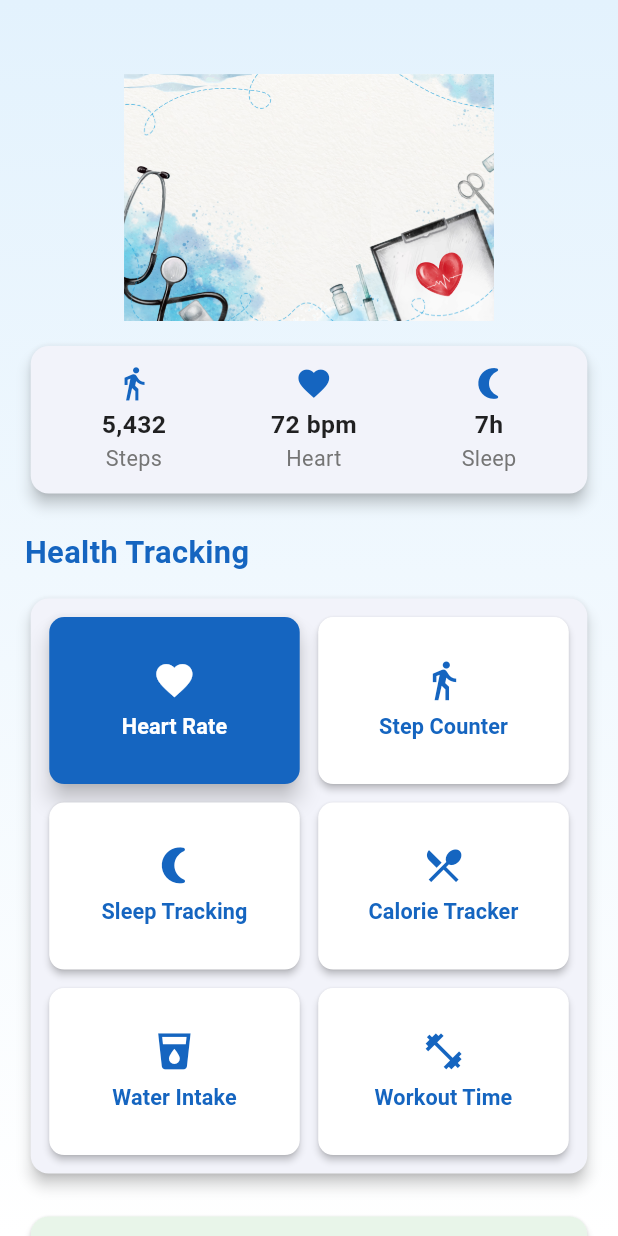
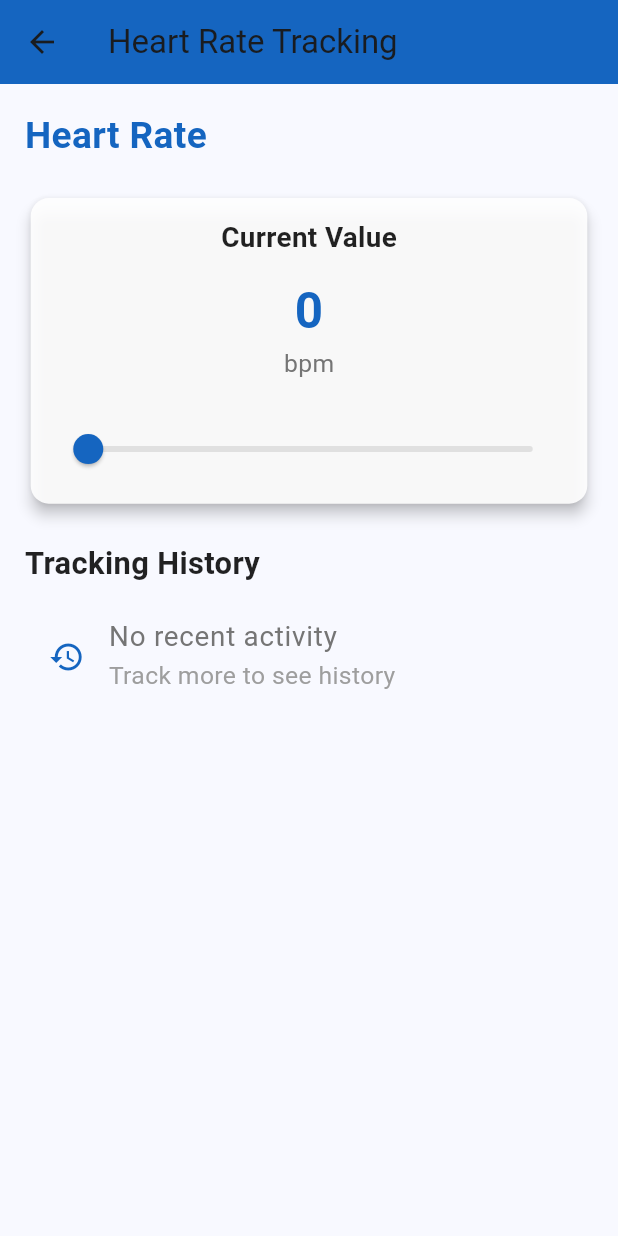
Before and after one commit to DharmikGohil013/Neural-Nexus, a Flutter app: the HomeContent widget shown alone on an empty page, opened directly, after a tap on "Heart Rate", on a phone screen of 412 x 824 dp. Run offline on Flutter 3.47's test engine with Material 3 defaults, Android fonts, the light colour scheme and no system bars.

Commit message:
fitness and home
go

```diff
--- /dev/null
+++ b/neural_nexus/lib/fitness.dart
@@ -0,0 +1,134 @@
+import 'package:flutter/material.dart';
+
+class FitnessPage extends StatefulWidget {
+  final String feature; // Parameter to identify which fitness feature was selected
+
+  const FitnessPage({super.key, required this.feature});
+
+  @override
+  _FitnessPageState createState() => _FitnessPageState();
+}
+
+class _FitnessPageState extends State<FitnessPage> {
+  double _value = 0.0; // Example value for tracking (e.g., steps, heart rate)
+
+  @override
+  Widget build(BuildContext context) {
+    return Scaffold(
+      appBar: AppBar(
+        title: Text('${widget.feature} Tracking'),
+        backgroundColor: Colors.blue.shade800,
+      ),
+      body: SafeArea(
+        child: SingleChildScrollView(
+          padding: EdgeInsets.all(MediaQuery.of(context).size.width * 0.04),
+          child: Column(
+            crossAxisAlignment: CrossAxisAlignment.start,
+            children: [
+              // Header
+              Text(
+                widget.feature,
+                style: TextStyle(
+                  fontSize: MediaQuery.of(context).size.width * 0.06,
+                  fontWeight: FontWeight.bold,
+                  color: Colors.blue.shade800,
+                ),
+              ),
+              SizedBox(height: MediaQuery.of(context).size.height * 0.025),
+              // Tracking Value Card
+              Card(
+                elevation: 4,
+                shape: RoundedRectangleBorder(borderRadius: BorderRadius.circular(12)),
+                color: Colors.white.withOpacity(0.9),
+                child: Padding(
+                  padding: EdgeInsets.all(MediaQuery.of(context).size.width * 0.03),
+                  child: Column(
+                    children: [
+                      Text(
+                        'Current Value',
+                        style: TextStyle(
+                          fontSize: MediaQuery.of(context).size.width * 0.045,
+                          fontWeight: FontWeight.bold,
+                          color: Colors.black87,
+                        ),
+                      ),
+                      SizedBox(height: MediaQuery.of(context).size.height * 0.015),
+                      Text(
+                        _value.toStringAsFixed(widget.feature == 'Heart Rate' ? 0 : 2),
+                        style: TextStyle(
+                          fontSize: MediaQuery.of(context).size.width * 0.08,
+                          fontWeight: FontWeight.bold,
+                          color: Colors.blue.shade800,
+                        ),
+                      ),
+                      if (widget.feature == 'Heart Rate')
+                        Text(
+                          'bpm',
+                          style: TextStyle(
+                            fontSize: MediaQuery.of(context).size.width * 0.04,
+                            color: Colors.grey.shade600,
+                          ),
+                        ),
+                      if (widget.feature == 'Step Counter')
+                        Text(
+                          'steps',
+                          style: TextStyle(
+                            fontSize: MediaQuery.of(context).size.width * 0.04,
+                            color: Colors.grey.shade600,
+                          ),
+                        ),
+                      SizedBox(height: MediaQuery.of(context).size.height * 0.025),
+                      Slider(
+                        value: _value,
+                        min: 0,
+                        max: widget.feature == 'Heart Rate' ? 200 : 10000, // Adjust max based on feature
+                        divisions: widget.feature == 'Heart Rate' ? 200 : 1000,
+                        label: _value.round().toString(),
+                        onChanged: (newValue) {
+                          setState(() {
+                            _value = newValue;
+                          });
+                        },
+                        activeColor: Colors.blue.shade800,
+                        inactiveColor: Colors.grey.shade300,
+                      ),
+                    ],
+                  ),
+                ),
+              ),
+              SizedBox(height: MediaQuery.of(context).size.height * 0.025),
+              // History or Additional Info
+              Text(
+                'Tracking History',
+                style: TextStyle(
+                  fontSize: MediaQuery.of(context).size.width * 0.05,
+                  fontWeight: FontWeight.bold,
+                  color: Colors.black87,
+                ),
+              ),
+              SizedBox(height: MediaQuery.of(context).size.height * 0.015),
+              ListTile(
+                leading: Icon(Icons.history, color: Colors.blue.shade800),
+                title: Text(
+                  'No recent activity',
+                  style: TextStyle(
+                    fontSize: MediaQuery.of(context).size.width * 0.045,
+                    color: Colors.grey.shade600,
+                  ),
+                ),
+                subtitle: Text(
+                  'Track more to see history',
+                  style: TextStyle(
+                    fontSize: MediaQuery.of(context).size.width * 0.04,
+                    color: Colors.grey.shade500,
+                  ),
+                ),
+              ),
+              SizedBox(height: MediaQuery.of(context).size.height * 0.025),
+            ],
+          ),
+        ),
+      ),
+    );
+  }
+}
--- a/neural_nexus/lib/home.dart
+++ b/neural_nexus/lib/home.dart
@@ -4,6 +4,7 @@
 import 'aichatbot.dart';
 import 'labreport.dart';
 import 'content.dart';
+import 'fitness.dart'; // Ensure this import is present
 
 class HomePage extends StatefulWidget {
   const HomePage({super.key});
@@ -248,22 +249,47 @@
         child: Column(
           crossAxisAlignment: CrossAxisAlignment.start,
           children: [
-              // Header with Greeting
+            // Fixed Header with Row Overflow
             Container(
+              height: MediaQuery.of(context).size.height * 0.15,
               padding: EdgeInsets.symmetric(vertical: MediaQuery.of(context).size.height * 0.02),
               child: Row(
-                  mainAxisAlignment: MainAxisAlignment.spaceBetween,
-
-
+                crossAxisAlignment: CrossAxisAlignment.center,
+                children: [
+                  Expanded(
+                    child: Column(
+                      crossAxisAlignment: CrossAxisAlignment.start,
+                      mainAxisAlignment: MainAxisAlignment.center,
+                      children: [
+                        Text(
+                          "Hello, User!",
+                          style: TextStyle(
+                            fontSize: MediaQuery.of(context).size.width * 0.06,
+                            fontWeight: FontWeight.bold,
+                            color: Colors.black87,
+                          ),
+                          overflow: TextOverflow.ellipsis,
+                          maxLines: 1,
+                        ),
+                        Text(
+                          "Stay Fit, Stay Healthy",
+                          style: TextStyle(
+                            fontSize: MediaQuery.of(context).size.width * 0.04,
+                            color: Colors.grey.shade600,
+                          ),
+                          overflow: TextOverflow.ellipsis,
+                          maxLines: 1,
+                        ),
+                      ],
                     ),
                   ),
-              // App Image
-              Center(
-                child: Image.asset(
-                  'assets/homepage_bg.jpg',
-                  width: MediaQuery.of(context).size.width * 0.8,
-                  height: MediaQuery.of(context).size.height * 0.2,
-                  fit: BoxFit.contain,
+                  SizedBox(width: MediaQuery.of(context).size.width * 0.03),
+                  Icon(
+                    Icons.favorite,
+                    size: MediaQuery.of(context).size.width * 0.12,
+                    color: Colors.red.shade400,
+                  ),
+                ],
               ),
             ),
             SizedBox(height: MediaQuery.of(context).size.height * 0.015),
@@ -271,6 +297,7 @@
             Card(
               elevation: 4,
               shape: RoundedRectangleBorder(borderRadius: BorderRadius.circular(12)),
+              color: Colors.white,
               child: Padding(
                 padding: EdgeInsets.all(MediaQuery.of(context).size.width * 0.03),
                 child: Row(
@@ -290,13 +317,14 @@
               style: TextStyle(
                 fontSize: MediaQuery.of(context).size.width * 0.05,
                 fontWeight: FontWeight.bold,
-                  color: Colors.blue.shade800,
+                color: Colors.black87,
               ),
             ),
             SizedBox(height: MediaQuery.of(context).size.height * 0.015),
             Card(
               elevation: 4,
               shape: RoundedRectangleBorder(borderRadius: BorderRadius.circular(12)),
+              color: Colors.white,
               child: Padding(
                 padding: EdgeInsets.all(MediaQuery.of(context).size.width * 0.03),
                 child: LayoutBuilder(
@@ -354,7 +382,7 @@
               style: TextStyle(
                 fontSize: MediaQuery.of(context).size.width * 0.05,
                 fontWeight: FontWeight.bold,
-                  color: Colors.blue.shade800,
+                color: Colors.black87,
               ),
             ),
             SizedBox(height: MediaQuery.of(context).size.height * 0.015),
@@ -411,9 +439,10 @@
         elevation: isSelected ? 6 : 2,
       ),
       onPressed: () {
-          setState(() {
-            _selectedButtonIndex = index;
-          });
+        Navigator.push(
+          context,
+          MaterialPageRoute(builder: (context) => FitnessPage(feature: label)),
+        );
       },
       child: Column(
         mainAxisAlignment: MainAxisAlignment.center,
@@ -461,7 +490,12 @@
   final String specialty;
   final String distance;
 
-    const DoctorCard({super.key, required this.name, required this.specialty, required this.distance});
+  const DoctorCard({
+    super.key,
+    required this.name,
+    required this.specialty,
+    required this.distance,
+  });
 
   @override
   Widget build(BuildContext context) {
@@ -469,6 +503,7 @@
       shape: RoundedRectangleBorder(borderRadius: BorderRadius.circular(12)),
       elevation: 4,
       margin: EdgeInsets.only(bottom: MediaQuery.of(context).size.height * 0.015),
+      color: Colors.white,
       child: ListTile(
         leading: CircleAvatar(
           radius: MediaQuery.of(context).size.width * 0.05,
```
Lines whose indentation alone changed are shown as unchanged.
